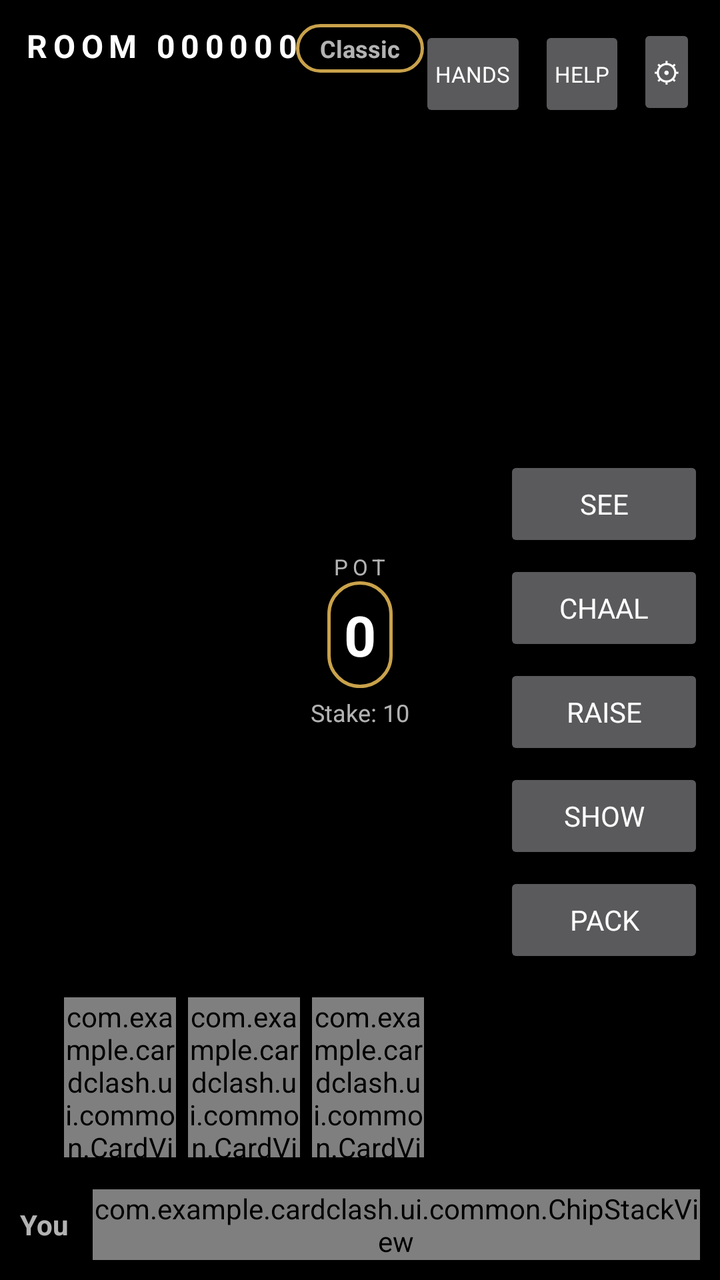
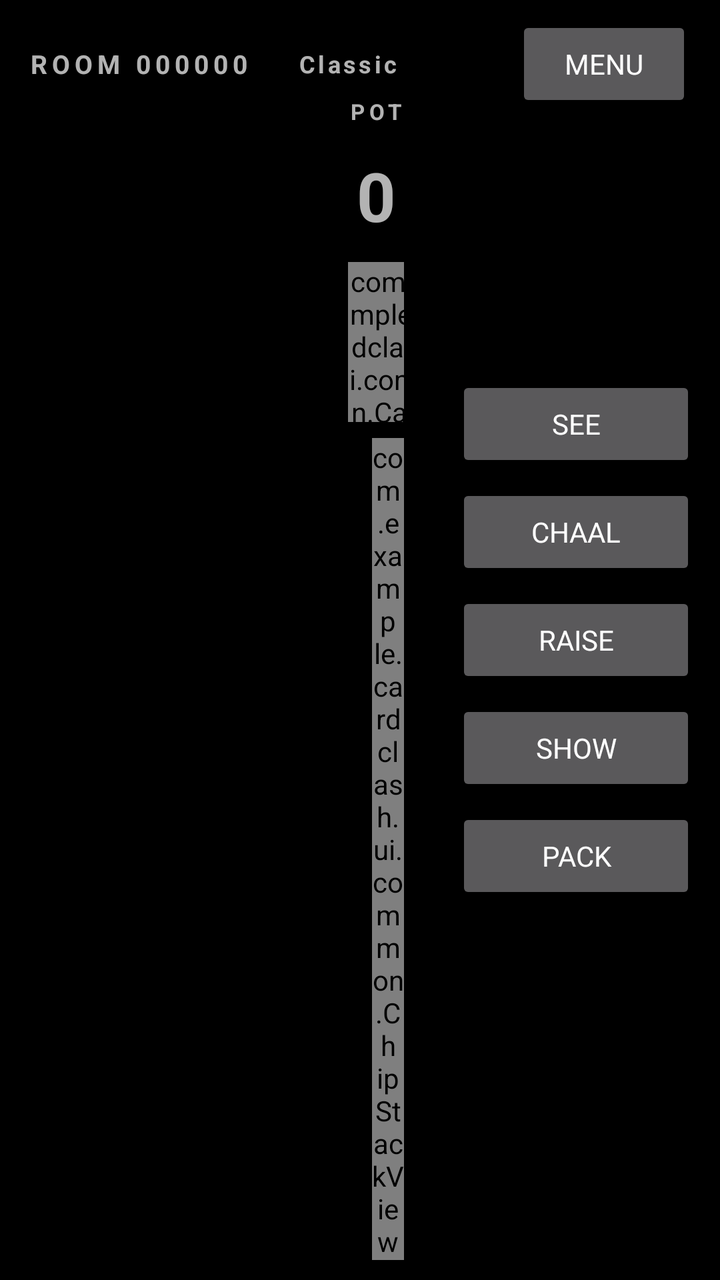

The first picture is an Android layout as it rendered before a commit; the second is the same layout after the commit. The layout source and the unified diff follow.
<!-- AndroidManifest.xml: activity theme Theme.CardClash.Dev.Game -->
<!-- res/layout/activity_teen_patti.xml -->
<?xml version="1.0" encoding="utf-8"?>
<androidx.constraintlayout.widget.ConstraintLayout
    xmlns:android="http://schemas.android.com/apk/res/android"
    xmlns:app="http://schemas.android.com/apk/res-auto"
    android:id="@+id/tableRoot"
    android:layout_width="match_parent"
    android:layout_height="match_parent"
    android:keepScreenOn="true">

    
    <androidx.constraintlayout.widget.ConstraintLayout
        android:id="@+id/topBar"
        android:layout_width="match_parent"
        android:layout_height="wrap_content"
        android:padding="12dp"
        app:layout_constraintTop_toTopOf="parent"
        app:layout_constraintStart_toStartOf="parent"
        app:layout_constraintEnd_toEndOf="parent">

        <TextView
            android:id="@+id/roomCodeLabel"
            android:layout_width="wrap_content"
            android:layout_height="wrap_content"
            android:textAppearance="@style/CC.Text.Body"
            android:textStyle="bold"
            android:text="ROOM 000000"
            android:letterSpacing="0.18"
            app:layout_constraintStart_toStartOf="parent"
            app:layout_constraintTop_toTopOf="parent" />

        <TextView
            android:id="@+id/variationPill"
            android:layout_width="wrap_content"
            android:layout_height="wrap_content"
            android:paddingHorizontal="12dp"
            android:paddingVertical="4dp"
            android:textSize="12sp"
            android:textStyle="bold"
            android:text="Classic"
            android:background="@drawable/bg_pot_indicator_royaloak"
            app:layout_constraintTop_toTopOf="parent"
            app:layout_constraintStart_toStartOf="parent"
            app:layout_constraintEnd_toEndOf="parent" />

        <LinearLayout
            android:layout_width="wrap_content"
            android:layout_height="wrap_content"
            android:orientation="horizontal"
            app:layout_constraintEnd_toEndOf="parent"
            app:layout_constraintTop_toTopOf="parent">

            <Button
                android:id="@+id/btnReference"
                android:layout_width="wrap_content"
                android:layout_height="wrap_content"
                android:text="Hands"
                android:minWidth="0dp"
                android:textSize="11sp"
                android:padding="8dp"
                android:layout_marginEnd="6dp" />

            <Button
                android:id="@+id/btnHelp"
                android:layout_width="wrap_content"
                android:layout_height="wrap_content"
                android:text="Help"
                android:minWidth="0dp"
                android:textSize="11sp"
                android:padding="8dp"
                android:layout_marginEnd="6dp" />

            <Button
                android:id="@+id/btnSettings"
                android:layout_width="wrap_content"
                android:layout_height="wrap_content"
                android:text="⚙"
                android:minWidth="0dp"
                android:textSize="14sp"
                android:padding="8dp" />
        </LinearLayout>
    </androidx.constraintlayout.widget.ConstraintLayout>

    
    <LinearLayout
        android:id="@+id/opponentRow"
        android:layout_width="match_parent"
        android:layout_height="wrap_content"
        android:orientation="horizontal"
        android:gravity="center"
        android:padding="8dp"
        android:weightSum="3"
        app:layout_constraintTop_toBottomOf="@id/topBar"
        app:layout_constraintStart_toStartOf="parent"
        app:layout_constraintEnd_toEndOf="parent">

        <com.example.cardclash.ui.common.PlayerSlotView
            android:id="@+id/opponent1"
            android:layout_width="0dp"
            android:layout_weight="1"
            android:layout_height="wrap_content"
            android:visibility="invisible" />

        <com.example.cardclash.ui.common.PlayerSlotView
            android:id="@+id/opponent2"
            android:layout_width="0dp"
            android:layout_weight="1"
            android:layout_height="wrap_content"
            android:visibility="invisible" />

        <com.example.cardclash.ui.common.PlayerSlotView
            android:id="@+id/opponent3"
            android:layout_width="0dp"
            android:layout_weight="1"
            android:layout_height="wrap_content"
            android:visibility="invisible" />
    </LinearLayout>

    
    <LinearLayout
        android:id="@+id/centerPot"
        android:layout_width="wrap_content"
        android:layout_height="wrap_content"
        android:orientation="vertical"
        android:gravity="center"
        app:layout_constraintTop_toTopOf="parent"
        app:layout_constraintBottom_toBottomOf="parent"
        app:layout_constraintStart_toStartOf="parent"
        app:layout_constraintEnd_toEndOf="parent">

        <TextView
            android:layout_width="wrap_content"
            android:layout_height="wrap_content"
            android:text="POT"
            android:textSize="11sp"
            android:letterSpacing="0.2" />

        <TextView
            android:id="@+id/potAmount"
            android:layout_width="wrap_content"
            android:layout_height="wrap_content"
            android:text="0"
            android:textAppearance="@style/CC.Text.Numeric"
            android:textSize="28sp"
            android:padding="8dp"
            android:background="@drawable/bg_pot_indicator_royaloak" />

        <TextView
            android:id="@+id/stakeLabel"
            android:layout_width="wrap_content"
            android:layout_height="wrap_content"
            android:text="Stake: 10"
            android:textSize="12sp"
            android:layout_marginTop="4dp" />
    </LinearLayout>

    
    <LinearLayout
        android:id="@+id/actionPanel"
        android:layout_width="wrap_content"
        android:layout_height="wrap_content"
        android:orientation="vertical"
        android:padding="8dp"
        app:layout_constraintEnd_toEndOf="parent"
        app:layout_constraintBottom_toBottomOf="parent"
        app:layout_constraintTop_toBottomOf="@id/topBar">

        <Button
            android:id="@+id/btnSeen"
            android:layout_width="100dp"
            android:layout_height="wrap_content"
            android:text="See"
            android:layout_marginBottom="4dp" />

        <Button
            android:id="@+id/btnChaal"
            android:layout_width="100dp"
            android:layout_height="wrap_content"
            android:text="Chaal"
            android:layout_marginBottom="4dp" />

        <Button
            android:id="@+id/btnRaise"
            android:layout_width="100dp"
            android:layout_height="wrap_content"
            android:text="Raise"
            android:layout_marginBottom="4dp" />

        <Button
            android:id="@+id/btnShow"
            android:layout_width="100dp"
            android:layout_height="wrap_content"
            android:text="Show"
            android:layout_marginBottom="4dp" />

        <Button
            android:id="@+id/btnFold"
            android:layout_width="100dp"
            android:layout_height="wrap_content"
            android:text="Pack" />
    </LinearLayout>

    
    <LinearLayout
        android:id="@+id/localCardRow"
        android:layout_width="wrap_content"
        android:layout_height="wrap_content"
        android:orientation="horizontal"
        android:padding="6dp"
        app:layout_constraintBottom_toTopOf="@id/localStrip"
        app:layout_constraintStart_toStartOf="parent"
        app:layout_constraintEnd_toStartOf="@id/actionPanel">

        <com.example.cardclash.ui.common.CardView
            android:id="@+id/myCard1"
            android:layout_width="56dp"
            android:layout_height="80dp"
            android:layout_marginEnd="6dp" />
        <com.example.cardclash.ui.common.CardView
            android:id="@+id/myCard2"
            android:layout_width="56dp"
            android:layout_height="80dp"
            android:layout_marginEnd="6dp" />
        <com.example.cardclash.ui.common.CardView
            android:id="@+id/myCard3"
            android:layout_width="56dp"
            android:layout_height="80dp" />
    </LinearLayout>

    <LinearLayout
        android:id="@+id/localStrip"
        android:layout_width="match_parent"
        android:layout_height="wrap_content"
        android:orientation="horizontal"
        android:gravity="center_vertical"
        android:padding="10dp"
        android:background="@color/black_overlay"
        app:layout_constraintBottom_toBottomOf="parent"
        app:layout_constraintStart_toStartOf="parent"
        app:layout_constraintEnd_toEndOf="parent">

        <TextView
            android:id="@+id/myName"
            android:layout_width="wrap_content"
            android:layout_height="wrap_content"
            android:text="You"
            android:textStyle="bold"
            android:textSize="14sp" />

        <com.example.cardclash.ui.common.ChipStackView
            android:id="@+id/myChips"
            android:layout_width="wrap_content"
            android:layout_height="wrap_content"
            android:layout_marginStart="12dp" />

        <TextView
            android:id="@+id/turnIndicator"
            android:layout_width="0dp"
            android:layout_height="wrap_content"
            android:layout_weight="1"
            android:gravity="center"
            android:text=""
            android:textStyle="bold"
            android:textSize="14sp" />

        <TextView
            android:id="@+id/handLabel"
            android:layout_width="wrap_content"
            android:layout_height="wrap_content"
            android:text=""
            android:textSize="12sp" />
    </LinearLayout>

</androidx.constraintlayout.widget.ConstraintLayout>
<!-- resources referenced by this layout -->
<resources>
  <color name="black_overlay">#A6000000</color>
  <!-- drawable bg_pot_indicator_royaloak (drawable) -->
  <?xml version="1.0" encoding="utf-8"?>
  <shape xmlns:android="http://schemas.android.com/apk/res/android" android:shape="rectangle">
      <solid android:color="#33000000" />
      <stroke android:width="1.5dp" android:color="@color/ro_brass" />
      <corners android:radius="20dp" />
      <padding android:left="20dp" android:right="20dp" android:top="8dp" android:bottom="8dp" />
  </shape>
  <style name="CC.Text.Body" parent="TextAppearance.MaterialComponents.Body1" />
  <style name="CC.Text.Numeric" parent="TextAppearance.MaterialComponents.Headline6">
          <item name="android:fontFamily">monospace</item>
          <item name="android:textStyle">bold</item>
      </style>
  <style name="Theme.CardClash.Dev.Game">
          <item name="android:windowFullscreen">true</item>
          <item name="android:windowLayoutInDisplayCutoutMode" tools:targetApi="o_mr1">shortEdges</item>
      </style>
  <color name="ro_brass">#C9A24B</color>
</resources>

<!-- the commit's change to res/layout/activity_teen_patti.xml (unified diff, before → after) -->
@@ -8,11 +8,14 @@
     android:keepScreenOn="true">
 
     
-    <androidx.constraintlayout.widget.ConstraintLayout
+    <LinearLayout
         android:id="@+id/topBar"
-        android:layout_width="match_parent"
-        android:layout_height="wrap_content"
-        android:padding="12dp"
+        android:layout_width="0dp"
+        android:layout_height="wrap_content"
+        android:orientation="horizontal"
+        android:gravity="center_vertical"
+        android:paddingHorizontal="14dp"
+        android:paddingVertical="8dp"
         app:layout_constraintTop_toTopOf="parent"
         app:layout_constraintStart_toStartOf="parent"
         app:layout_constraintEnd_toEndOf="parent">
@@ -21,99 +24,51 @@
             android:id="@+id/roomCodeLabel"
             android:layout_width="wrap_content"
             android:layout_height="wrap_content"
-            android:textAppearance="@style/CC.Text.Body"
-            android:textStyle="bold"
             android:text="ROOM 000000"
             android:letterSpacing="0.18"
-            app:layout_constraintStart_toStartOf="parent"
-            app:layout_constraintTop_toTopOf="parent" />
+            android:textStyle="bold"
+            android:textSize="13sp" />
 
         <TextView
             android:id="@+id/variationPill"
             android:layout_width="wrap_content"
             android:layout_height="wrap_content"
-            android:paddingHorizontal="12dp"
+            android:text="Classic"
+            android:letterSpacing="0.12"
+            android:textStyle="bold"
+            android:textSize="12sp"
+            android:paddingHorizontal="10dp"
             android:paddingVertical="4dp"
-            android:textSize="12sp"
-            android:textStyle="bold"
-            android:text="Classic"
-            android:background="@drawable/bg_pot_indicator_royaloak"
-            app:layout_constraintTop_toTopOf="parent"
-            app:layout_constraintStart_toStartOf="parent"
-            app:layout_constraintEnd_toEndOf="parent" />
+            android:layout_marginStart="14dp" />
+
+        <View android:layout_width="0dp" android:layout_height="1dp" android:layout_weight="1" />
+
+        <Button
+            android:id="@+id/btnMenu"
+            android:layout_width="wrap_content"
+            android:layout_height="wrap_content"
+            android:text="MENU" />
+    </LinearLayout>
+
+    
+    <ScrollView
+        android:id="@+id/opponentScroll"
+        android:layout_width="160dp"
+        android:layout_height="0dp"
+        android:scrollbars="none"
+        android:paddingHorizontal="10dp"
+        app:layout_constraintTop_toBottomOf="@id/topBar"
+        app:layout_constraintBottom_toBottomOf="parent"
+        app:layout_constraintStart_toStartOf="parent">
 
         <LinearLayout
-            android:layout_width="wrap_content"
-            android:layout_height="wrap_content"
-            android:orientation="horizontal"
-            app:layout_constraintEnd_toEndOf="parent"
-            app:layout_constraintTop_toTopOf="parent">
-
-            <Button
-                android:id="@+id/btnReference"
-                android:layout_width="wrap_content"
-                android:layout_height="wrap_content"
-                android:text="Hands"
-                android:minWidth="0dp"
-                android:textSize="11sp"
-                android:padding="8dp"
-                android:layout_marginEnd="6dp" />
-
-            <Button
-                android:id="@+id/btnHelp"
-                android:layout_width="wrap_content"
-                android:layout_height="wrap_content"
-                android:text="Help"
-                android:minWidth="0dp"
-                android:textSize="11sp"
-                android:padding="8dp"
-                android:layout_marginEnd="6dp" />
-
-            <Button
-                android:id="@+id/btnSettings"
-                android:layout_width="wrap_content"
-                android:layout_height="wrap_content"
-                android:text="⚙"
-                android:minWidth="0dp"
-                android:textSize="14sp"
-                android:padding="8dp" />
-        </LinearLayout>
-    </androidx.constraintlayout.widget.ConstraintLayout>
-
-    
-    <LinearLayout
-        android:id="@+id/opponentRow"
-        android:layout_width="match_parent"
-        android:layout_height="wrap_content"
-        android:orientation="horizontal"
-        android:gravity="center"
-        android:padding="8dp"
-        android:weightSum="3"
-        app:layout_constraintTop_toBottomOf="@id/topBar"
-        app:layout_constraintStart_toStartOf="parent"
-        app:layout_constraintEnd_toEndOf="parent">
-
-        <com.example.cardclash.ui.common.PlayerSlotView
-            android:id="@+id/opponent1"
-            android:layout_width="0dp"
-            android:layout_weight="1"
-            android:layout_height="wrap_content"
-            android:visibility="invisible" />
-
-        <com.example.cardclash.ui.common.PlayerSlotView
-            android:id="@+id/opponent2"
-            android:layout_width="0dp"
-            android:layout_weight="1"
-            android:layout_height="wrap_content"
-            android:visibility="invisible" />
-
-        <com.example.cardclash.ui.common.PlayerSlotView
-            android:id="@+id/opponent3"
-            android:layout_width="0dp"
-            android:layout_weight="1"
-            android:layout_height="wrap_content"
-            android:visibility="invisible" />
-    </LinearLayout>
+            android:id="@+id/opponentColumn"
+            android:layout_width="match_parent"
+            android:layout_height="wrap_content"
+            android:orientation="vertical"
+            android:paddingTop="6dp"
+            android:paddingBottom="10dp" />
+    </ScrollView>
 
     
     <LinearLayout
@@ -122,152 +77,164 @@
         android:layout_height="wrap_content"
         android:orientation="vertical"
         android:gravity="center"
+        app:layout_constraintTop_toBottomOf="@id/topBar"
+        app:layout_constraintBottom_toTopOf="@id/handArea"
+        app:layout_constraintStart_toEndOf="@id/opponentScroll"
+        app:layout_constraintEnd_toStartOf="@id/actionPanel">
+
+        <TextView
+            android:id="@+id/potEyebrow"
+            android:layout_width="wrap_content"
+            android:layout_height="wrap_content"
+            android:text="POT"
+            android:textSize="11sp"
+            android:letterSpacing="0.20"
+            android:textStyle="bold" />
+
+        <TextView
+            android:id="@+id/potAmount"
+            android:layout_width="wrap_content"
+            android:layout_height="wrap_content"
+            android:text="0"
+            android:textStyle="bold"
+            android:textSize="34sp"
+            android:paddingHorizontal="20dp"
+            android:paddingVertical="6dp"
+            android:layout_marginTop="6dp" />
+
+        <TextView
+            android:id="@+id/stakeLabel"
+            android:layout_width="wrap_content"
+            android:layout_height="wrap_content"
+            android:text=""
+            android:textSize="11sp"
+            android:letterSpacing="0.14"
+            android:layout_marginTop="6dp" />
+    </LinearLayout>
+
+    
+    <LinearLayout
+        android:id="@+id/actionPanel"
+        android:layout_width="wrap_content"
+        android:layout_height="wrap_content"
+        android:orientation="vertical"
+        android:paddingHorizontal="12dp"
         app:layout_constraintTop_toTopOf="parent"
         app:layout_constraintBottom_toBottomOf="parent"
-        app:layout_constraintStart_toStartOf="parent"
         app:layout_constraintEnd_toEndOf="parent">
 
-        <TextView
-            android:layout_width="wrap_content"
-            android:layout_height="wrap_content"
-            android:text="POT"
-            android:textSize="11sp"
-            android:letterSpacing="0.2" />
-
-        <TextView
-            android:id="@+id/potAmount"
-            android:layout_width="wrap_content"
-            android:layout_height="wrap_content"
-            android:text="0"
-            android:textAppearance="@style/CC.Text.Numeric"
-            android:textSize="28sp"
-            android:padding="8dp"
-            android:background="@drawable/bg_pot_indicator_royaloak" />
-
-        <TextView
-            android:id="@+id/stakeLabel"
-            android:layout_width="wrap_content"
-            android:layout_height="wrap_content"
-            android:text="Stake: 10"
-            android:textSize="12sp"
-            android:layout_marginTop="4dp" />
-    </LinearLayout>
-
-    
-    <LinearLayout
-        android:id="@+id/actionPanel"
-        android:layout_width="wrap_content"
+        <Button
+            android:id="@+id/btnSeen"
+            android:layout_width="120dp"
+            android:layout_height="wrap_content"
+            android:text="SEE"
+            android:layout_marginBottom="6dp" />
+
+        <Button
+            android:id="@+id/btnChaal"
+            android:layout_width="120dp"
+            android:layout_height="wrap_content"
+            android:text="CHAAL"
+            android:layout_marginBottom="6dp" />
+
+        <Button
+            android:id="@+id/btnRaise"
+            android:layout_width="120dp"
+            android:layout_height="wrap_content"
+            android:text="RAISE"
+            android:layout_marginBottom="6dp" />
+
+        <Button
+            android:id="@+id/btnShow"
+            android:layout_width="120dp"
+            android:layout_height="wrap_content"
+            android:text="SHOW"
+            android:layout_marginBottom="6dp" />
+
+        <Button
+            android:id="@+id/btnFold"
+            android:layout_width="120dp"
+            android:layout_height="wrap_content"
+            android:text="PACK" />
+    </LinearLayout>
+
+    
+    <LinearLayout
+        android:id="@+id/handArea"
+        android:layout_width="0dp"
         android:layout_height="wrap_content"
         android:orientation="vertical"
-        android:padding="8dp"
-        app:layout_constraintEnd_toEndOf="parent"
+        android:gravity="center_horizontal"
+        android:paddingHorizontal="14dp"
+        android:paddingBottom="10dp"
         app:layout_constraintBottom_toBottomOf="parent"
-        app:layout_constraintTop_toBottomOf="@id/topBar">
-
-        <Button
-            android:id="@+id/btnSeen"
-            android:layout_width="100dp"
-            android:layout_height="wrap_content"
-            android:text="See"
-            android:layout_marginBottom="4dp" />
-
-        <Button
-            android:id="@+id/btnChaal"
-            android:layout_width="100dp"
-            android:layout_height="wrap_content"
-            android:text="Chaal"
-            android:layout_marginBottom="4dp" />
-
-        <Button
-            android:id="@+id/btnRaise"
-            android:layout_width="100dp"
-            android:layout_height="wrap_content"
-            android:text="Raise"
-            android:layout_marginBottom="4dp" />
-
-        <Button
-            android:id="@+id/btnShow"
-            android:layout_width="100dp"
-            android:layout_height="wrap_content"
-            android:text="Show"
-            android:layout_marginBottom="4dp" />
-
-        <Button
-            android:id="@+id/btnFold"
-            android:layout_width="100dp"
-            android:layout_height="wrap_content"
-            android:text="Pack" />
-    </LinearLayout>
-
-    
-    <LinearLayout
-        android:id="@+id/localCardRow"
-        android:layout_width="wrap_content"
-        android:layout_height="wrap_content"
-        android:orientation="horizontal"
-        android:padding="6dp"
-        app:layout_constraintBottom_toTopOf="@id/localStrip"
-        app:layout_constraintStart_toStartOf="parent"
+        app:layout_constraintStart_toEndOf="@id/opponentScroll"
         app:layout_constraintEnd_toStartOf="@id/actionPanel">
 
-        <com.example.cardclash.ui.common.CardView
-            android:id="@+id/myCard1"
-            android:layout_width="56dp"
-            android:layout_height="80dp"
-            android:layout_marginEnd="6dp" />
-        <com.example.cardclash.ui.common.CardView
-            android:id="@+id/myCard2"
-            android:layout_width="56dp"
-            android:layout_height="80dp"
-            android:layout_marginEnd="6dp" />
-        <com.example.cardclash.ui.common.CardView
-            android:id="@+id/myCard3"
-            android:layout_width="56dp"
-            android:layout_height="80dp" />
-    </LinearLayout>
-
-    <LinearLayout
-        android:id="@+id/localStrip"
-        android:layout_width="match_parent"
-        android:layout_height="wrap_content"
-        android:orientation="horizontal"
-        android:gravity="center_vertical"
-        android:padding="10dp"
-        android:background="@color/black_overlay"
-        app:layout_constraintBottom_toBottomOf="parent"
-        app:layout_constraintStart_toStartOf="parent"
-        app:layout_constraintEnd_toEndOf="parent">
-
-        <TextView
-            android:id="@+id/myName"
-            android:layout_width="wrap_content"
-            android:layout_height="wrap_content"
-            android:text="You"
-            android:textStyle="bold"
-            android:textSize="14sp" />
-
-        <com.example.cardclash.ui.common.ChipStackView
-            android:id="@+id/myChips"
-            android:layout_width="wrap_content"
-            android:layout_height="wrap_content"
-            android:layout_marginStart="12dp" />
-
-        <TextView
-            android:id="@+id/turnIndicator"
-            android:layout_width="0dp"
-            android:layout_height="wrap_content"
-            android:layout_weight="1"
-            android:gravity="center"
-            android:text=""
-            android:textStyle="bold"
-            android:textSize="14sp" />
-
-        <TextView
-            android:id="@+id/handLabel"
-            android:layout_width="wrap_content"
-            android:layout_height="wrap_content"
-            android:text=""
-            android:textSize="12sp" />
+        <LinearLayout
+            android:id="@+id/localCardRow"
+            android:layout_width="wrap_content"
+            android:layout_height="wrap_content"
+            android:orientation="horizontal"
+            android:layout_marginBottom="8dp">
+
+            <com.example.cardclash.ui.common.CardView
+                android:id="@+id/myCard1"
+                android:layout_width="56dp"
+                android:layout_height="80dp"
+                android:layout_marginEnd="6dp" />
+            <com.example.cardclash.ui.common.CardView
+                android:id="@+id/myCard2"
+                android:layout_width="56dp"
+                android:layout_height="80dp"
+                android:layout_marginEnd="6dp" />
+            <com.example.cardclash.ui.common.CardView
+                android:id="@+id/myCard3"
+                android:layout_width="56dp"
+                android:layout_height="80dp" />
+        </LinearLayout>
+
+        <LinearLayout
+            android:id="@+id/localStrip"
+            android:layout_width="match_parent"
+            android:layout_height="wrap_content"
+            android:orientation="horizontal"
+            android:gravity="center_vertical">
+
+            <TextView
+                android:id="@+id/myName"
+                android:layout_width="wrap_content"
+                android:layout_height="wrap_content"
+                android:text=""
+                android:textStyle="bold"
+                android:textSize="13sp"
+                android:letterSpacing="0.10" />
+
+            <com.example.cardclash.ui.common.ChipStackView
+                android:id="@+id/myChips"
+                android:layout_width="wrap_content"
+                android:layout_height="wrap_content"
+                android:layout_marginStart="12dp" />
+
+            <TextView
+                android:id="@+id/turnIndicator"
+                android:layout_width="0dp"
+                android:layout_height="wrap_content"
+                android:layout_weight="1"
+                android:gravity="center"
+                android:text=""
+                android:textStyle="bold"
+                android:textSize="13sp"
+                android:letterSpacing="0.10" />
+
+            <TextView
+                android:id="@+id/handLabel"
+                android:layout_width="wrap_content"
+                android:layout_height="wrap_content"
+                android:text=""
+                android:textSize="11sp"
+                android:letterSpacing="0.10" />
+        </LinearLayout>
     </LinearLayout>
 
 </androidx.constraintlayout.widget.ConstraintLayout>
<!-- resource entries referenced after the edit -->
@@ -1,23 +1,8 @@
 <!-- resources referenced by this layout -->
 <resources>
-  <color name="black_overlay">#A6000000</color>
-  <!-- drawable bg_pot_indicator_royaloak (drawable) -->
-  <?xml version="1.0" encoding="utf-8"?>
-  <shape xmlns:android="http://schemas.android.com/apk/res/android" android:shape="rectangle">
-      <solid android:color="#33000000" />
-      <stroke android:width="1.5dp" android:color="@color/ro_brass" />
-      <corners android:radius="20dp" />
-      <padding android:left="20dp" android:right="20dp" android:top="8dp" android:bottom="8dp" />
-  </shape>
-  <style name="CC.Text.Body" parent="TextAppearance.MaterialComponents.Body1" />
-  <style name="CC.Text.Numeric" parent="TextAppearance.MaterialComponents.Headline6">
-          <item name="android:fontFamily">monospace</item>
-          <item name="android:textStyle">bold</item>
-      </style>
   <style name="Theme.CardClash.Dev.Game">
           <item name="android:windowFullscreen">true</item>
           <item name="android:windowLayoutInDisplayCutoutMode" tools:targetApi="o_mr1">shortEdges</item>
       </style>
-  <color name="ro_brass">#C9A24B</color>
 </resources>
 
